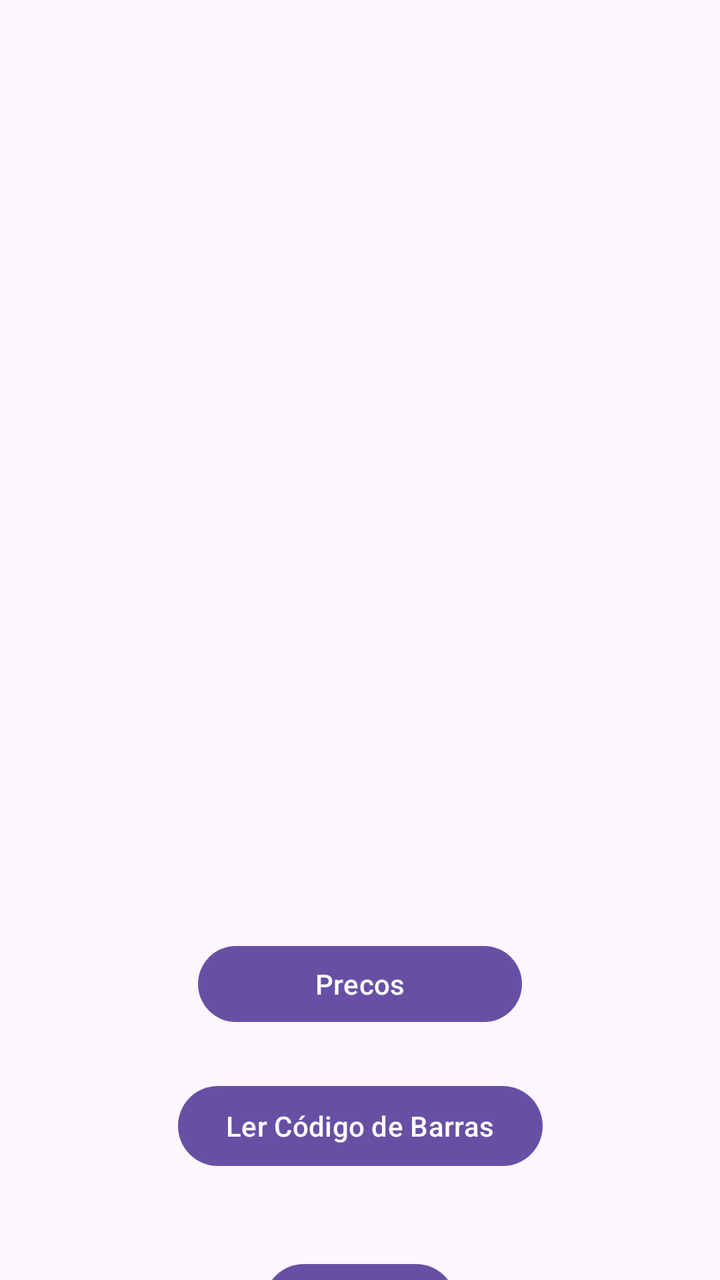
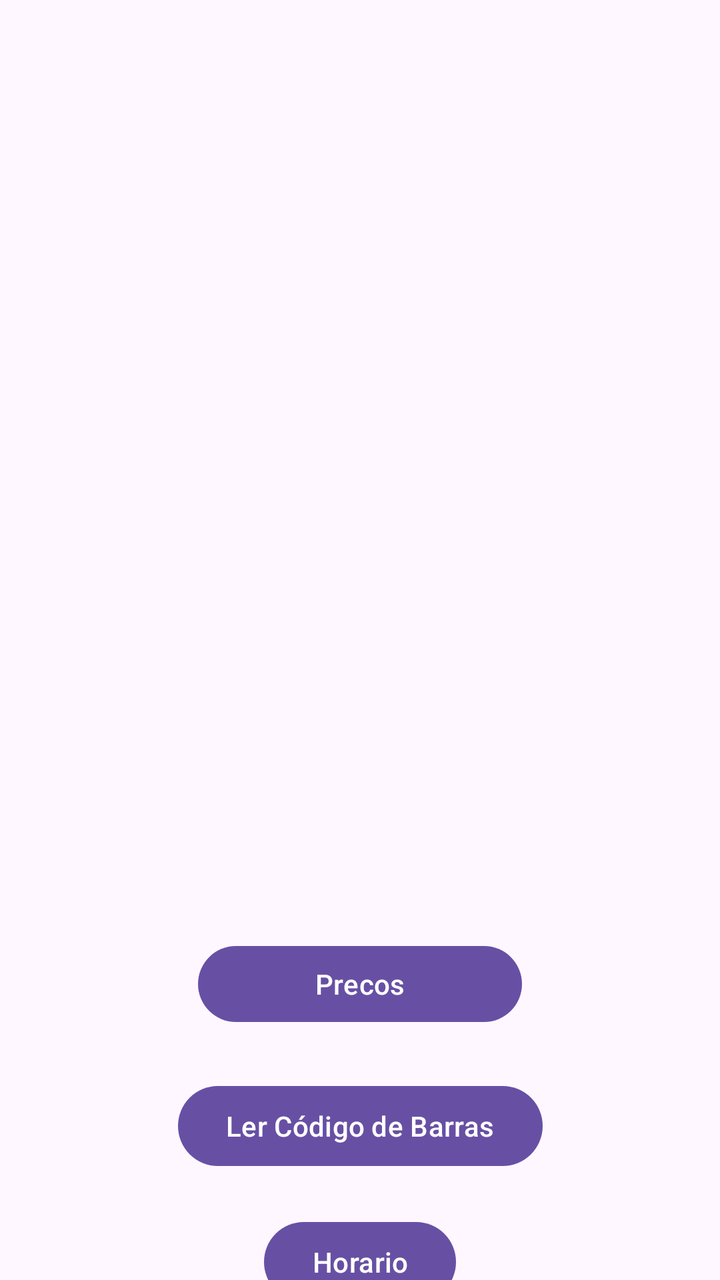

The first picture is an Android layout as it rendered before a commit; the second is the same layout after the commit. The layout source and the unified diff follow.
<!-- AndroidManifest.xml: application theme Theme.ProjectDroid_1220893_1241190 -->
<!-- res/layout/activity_funcionario.xml -->
<?xml version="1.0" encoding="utf-8"?>
<androidx.constraintlayout.widget.ConstraintLayout xmlns:android="http://schemas.android.com/apk/res/android"
    xmlns:app="http://schemas.android.com/apk/res-auto"
    xmlns:tools="http://schemas.android.com/tools"
    android:id="@+id/main"
    android:layout_width="match_parent"
    android:layout_height="match_parent"
    tools:context=".ui.Funcionario">

    <EditText
        android:id="@+id/editTextTipo"
        android:layout_width="match_parent"
        android:layout_height="wrap_content"
        android:hint="Escreve o tipo"
        app:layout_constraintBottom_toBottomOf="parent"
        app:layout_constraintEnd_toEndOf="parent"
        app:layout_constraintHorizontal_bias="0.0"
        app:layout_constraintStart_toStartOf="parent"
        app:layout_constraintTop_toTopOf="parent"
        app:layout_constraintVertical_bias="0.059"
        android:visibility="gone"
        tools:visibility="visible"/>

    <Button
        android:id="@+id/buttonAdicionarTipo2"
        android:layout_width="wrap_content"
        android:layout_height="wrap_content"
        android:layout_marginTop="108dp"
        android:text="Adicionar"
        app:layout_constraintEnd_toEndOf="parent"
        app:layout_constraintHorizontal_bias="0.447"
        app:layout_constraintStart_toStartOf="parent"
        app:layout_constraintTop_toBottomOf="@id/editTextTipo"
        android:visibility="gone"
        tools:visibility="visible"/>

    <EditText
        android:id="@+id/editTextTipo2"
        android:layout_width="match_parent"
        android:layout_height="wrap_content"
        android:hint="Escreve o produto"
        app:layout_constraintBottom_toBottomOf="parent"
        app:layout_constraintEnd_toEndOf="parent"
        app:layout_constraintHorizontal_bias="0.0"
        app:layout_constraintStart_toStartOf="parent"
        app:layout_constraintTop_toTopOf="parent"
        app:layout_constraintVertical_bias="0.223"
        android:visibility="gone"
        tools:visibility="visible"/>

    <Button
        android:id="@+id/buttonAdicionarTipo"
        android:layout_width="wrap_content"
        android:layout_height="wrap_content"
        android:text="Adicionar"
        app:layout_constraintEnd_toEndOf="parent"
        app:layout_constraintHorizontal_bias="0.447"
        app:layout_constraintStart_toStartOf="parent"
        app:layout_constraintTop_toBottomOf="@id/editTextTipo"
        android:visibility="gone"
        tools:visibility="visible"/>

    <Button
        android:id="@+id/goPrecoProduto"
        android:layout_width="162dp"
        android:layout_height="46dp"
        android:layout_marginTop="24dp"
        android:layout_marginBottom="8dp"
        android:text="Precos"
        app:layout_constraintBottom_toTopOf="@+id/buttonGoCodigoBarras"
        app:layout_constraintEnd_toEndOf="parent"
        app:layout_constraintStart_toStartOf="parent"
        app:layout_constraintTop_toBottomOf="@+id/buttonGoListProdutos" />

    <Button
        android:id="@+id/buttonGoListProdutos"
        android:layout_width="wrap_content"
        android:layout_height="wrap_content"
        android:layout_marginBottom="404dp"
        android:text="Ver Produtos"
        android:visibility="gone"
        app:layout_constraintBottom_toBottomOf="parent"
        app:layout_constraintEnd_toEndOf="parent"
        app:layout_constraintHorizontal_bias="0.498"
        app:layout_constraintStart_toStartOf="parent"
        tools:visibility="visible" />

    <Button
        android:id="@+id/buttonGoCodigoBarras"
        android:layout_width="wrap_content"
        android:layout_height="wrap_content"
        android:layout_marginTop="16dp"
        android:layout_marginBottom="248dp"
        android:text="Ler Código de Barras"
        app:layout_constraintBottom_toBottomOf="parent"
        app:layout_constraintEnd_toEndOf="parent"
        app:layout_constraintStart_toStartOf="parent"
        app:layout_constraintTop_toBottomOf="@+id/goPrecoProduto" />

    <Button
        android:id="@+id/buttonGoHorario"
        android:layout_width="wrap_content"
        android:layout_height="wrap_content"
        android:layout_marginTop="41dp"
        android:text="Horario"
        app:layout_constraintEnd_toEndOf="parent"
        app:layout_constraintStart_toStartOf="parent"
        app:layout_constraintTop_toBottomOf="@+id/buttonGoCodigoBarras" />

    <Button
        android:id="@+id/buttonGoListaTurnos"
        android:layout_width="wrap_content"
        android:layout_height="wrap_content"
        android:layout_marginTop="44dp"
        android:text="Lista Turnos"
        app:layout_constraintEnd_toEndOf="parent"
        app:layout_constraintStart_toStartOf="parent"
        app:layout_constraintTop_toBottomOf="@+id/buttonGoHorario" />

    <Button
        android:id="@+id/buttonGoListaFuncionarios"
        android:layout_width="wrap_content"
        android:layout_height="wrap_content"
        android:layout_marginStart="16dp"
        android:layout_marginTop="4dp"
        android:text="Ver fichas de funcionários"
        android:visibility="gone"
        app:layout_constraintStart_toStartOf="parent"
        app:layout_constraintTop_toBottomOf="@+id/buttonGoListaTurnos"
        tools:visibility="visible" />

</androidx.constraintlayout.widget.ConstraintLayout>
<!-- resources referenced by this layout -->
<resources>
  <style name="Theme.ProjectDroid_1220893_1241190" parent="Base.Theme.ProjectDroid_1220893_1241190" />
  <style name="Base.Theme.ProjectDroid_1220893_1241190" parent="Theme.Material3.DayNight.NoActionBar">
          
          
      </style>
</resources>

<!-- the commit's change to res/layout/activity_funcionario.xml (unified diff, before → after) -->
@@ -101,7 +101,7 @@
         android:id="@+id/buttonGoHorario"
         android:layout_width="wrap_content"
         android:layout_height="wrap_content"
-        android:layout_marginTop="41dp"
+        android:layout_marginTop="20dp"
         android:text="Horario"
         app:layout_constraintEnd_toEndOf="parent"
         app:layout_constraintStart_toStartOf="parent"
@@ -111,9 +111,10 @@
         android:id="@+id/buttonGoListaTurnos"
         android:layout_width="wrap_content"
         android:layout_height="wrap_content"
-        android:layout_marginTop="44dp"
+        android:layout_marginTop="16dp"
         android:text="Lista Turnos"
         app:layout_constraintEnd_toEndOf="parent"
+        app:layout_constraintHorizontal_bias="0.498"
         app:layout_constraintStart_toStartOf="parent"
         app:layout_constraintTop_toBottomOf="@+id/buttonGoHorario" />
 
@@ -121,10 +122,10 @@
         android:id="@+id/buttonGoListaFuncionarios"
         android:layout_width="wrap_content"
         android:layout_height="wrap_content"
-        android:layout_marginStart="16dp"
-        android:layout_marginTop="4dp"
+        android:layout_marginTop="20dp"
         android:text="Ver fichas de funcionários"
         android:visibility="gone"
+        app:layout_constraintEnd_toEndOf="parent"
         app:layout_constraintStart_toStartOf="parent"
         app:layout_constraintTop_toBottomOf="@+id/buttonGoListaTurnos"
         tools:visibility="visible" />
